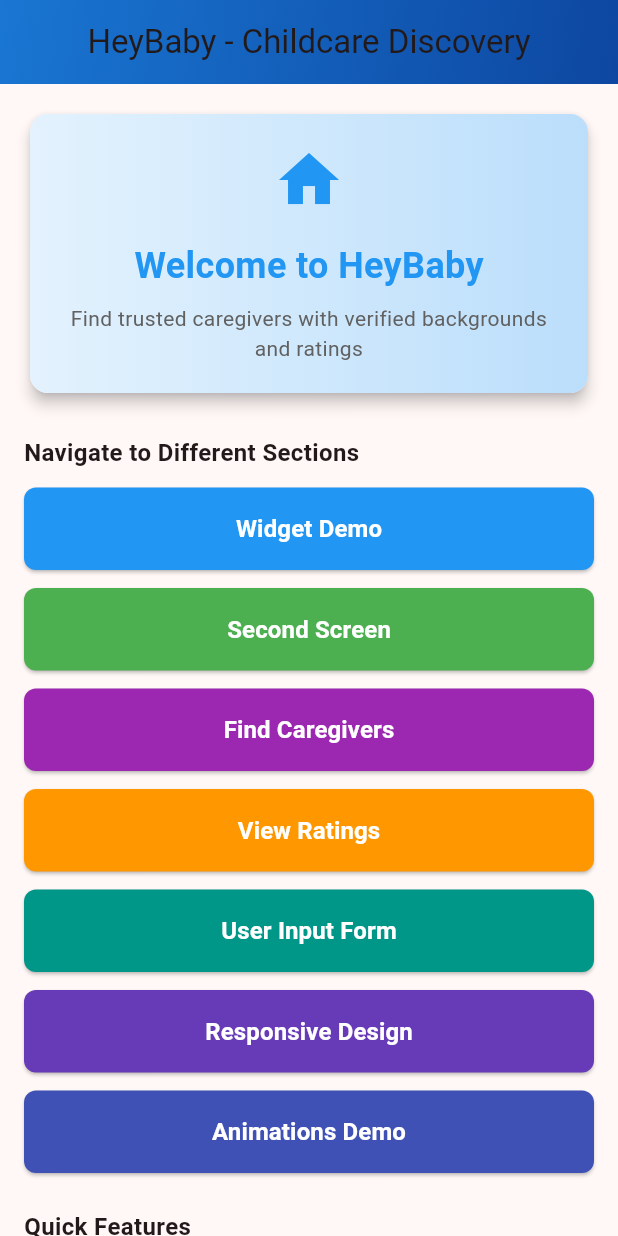
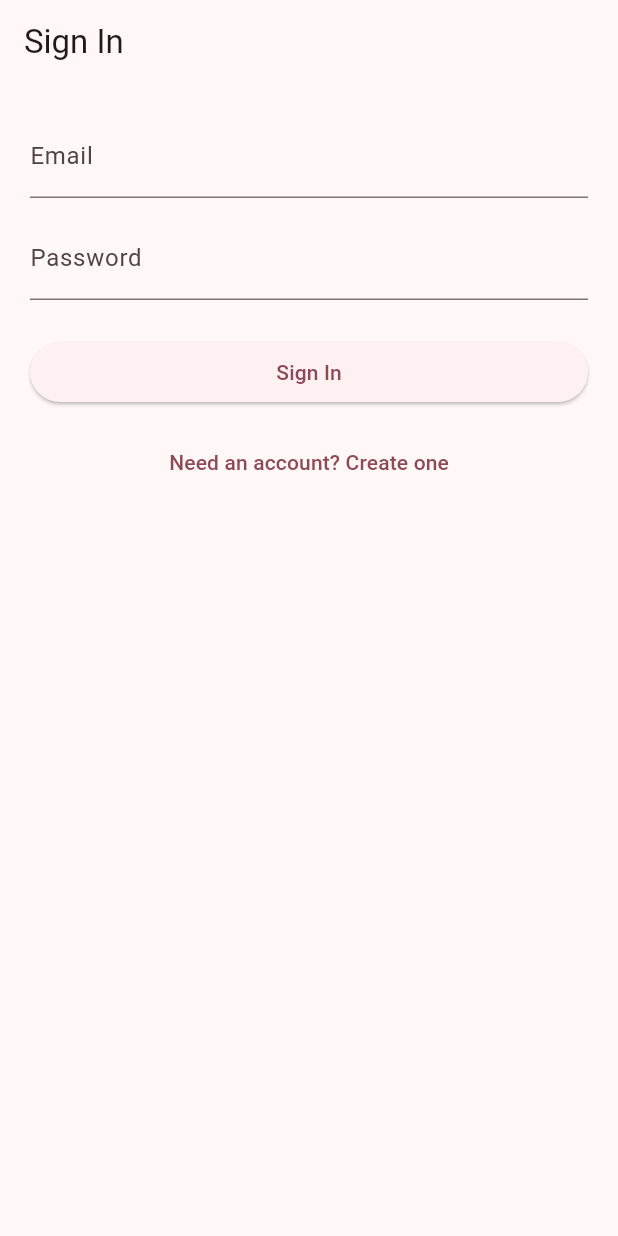
Before and after one commit to kalviumcommunity/S47-0126-S47-slackware-FlutterAndFirebase-Heybaby, a Flutter app: the screen it shows after launch, on a phone screen of 412 x 824 dp. Run offline on Flutter 3.47's test engine with Material 3 defaults, Android fonts, the phone set to English and light mode, and no system bars; our stand-ins replace firebase_auth, firebase_core; accounts and stored records are empty; generated files the repository leaves out were written again.

Commit message:
feat: implemented Firebase Auth

```diff
--- a/heybaby/lib/main.dart
+++ b/heybaby/lib/main.dart
@@ -1,4 +1,6 @@
+import 'package:firebase_core/firebase_core.dart';
 import 'package:flutter/material.dart';
+import 'firebase_options.dart';
 import 'screens/home_screen.dart';
 import 'screens/second_screen.dart';
 import 'screens/stateless_stateful_demo.dart';
@@ -8,8 +10,13 @@ import 'screens/user_input_form.dart';
 import 'screens/scrollable_views.dart';
 import 'screens/responsive_design_screen.dart';
 import 'screens/animations_transitions_demo.dart';
+import 'screens/auth_gate.dart';
 
-void main() {
+Future<void> main() async {
+  WidgetsFlutterBinding.ensureInitialized();
+  await Firebase.initializeApp(
+    options: DefaultFirebaseOptions.currentPlatform,
+  );
   runApp(const HeyBabyApp());
 }
 
@@ -25,8 +32,7 @@ class HeyBabyApp extends StatelessWidget {
         colorScheme: ColorScheme.fromSeed(seedColor: Colors.pink),
         useMaterial3: true,
       ),
-      // Define the initial route (home screen)
-      initialRoute: '/',
+      home: const AuthGate(),
       // Define all named routes for the app
       routes: {
         // Home screen - entry point
--- /dev/null
+++ b/heybaby/lib/screens/auth_gate.dart
@@ -0,0 +1,150 @@
+import 'package:firebase_auth/firebase_auth.dart';
+import 'package:flutter/material.dart';
+
+import 'home_screen.dart';
+
+class AuthGate extends StatelessWidget {
+  const AuthGate({super.key});
+
+  @override
+  Widget build(BuildContext context) {
+    return StreamBuilder<User?>(
+      stream: FirebaseAuth.instance.authStateChanges(),
+      builder: (context, snapshot) {
+        if (snapshot.connectionState == ConnectionState.waiting) {
+          return const Scaffold(
+            body: Center(child: CircularProgressIndicator()),
+          );
+        }
+
+        if (snapshot.hasData) {
+          return const HomeScreen();
+        }
+
+        return const EmailPasswordAuthScreen();
+      },
+    );
+  }
+}
+
+class EmailPasswordAuthScreen extends StatefulWidget {
+  const EmailPasswordAuthScreen({super.key});
+
+  @override
+  State<EmailPasswordAuthScreen> createState() => _EmailPasswordAuthScreenState();
+}
+
+class _EmailPasswordAuthScreenState extends State<EmailPasswordAuthScreen> {
+  final _emailController = TextEditingController();
+  final _passwordController = TextEditingController();
+  bool _isLogin = true;
+  bool _isLoading = false;
+  String? _errorMessage;
+
+  @override
+  void dispose() {
+    _emailController.dispose();
+    _passwordController.dispose();
+    super.dispose();
+  }
+
+  Future<void> _submit() async {
+    setState(() {
+      _isLoading = true;
+      _errorMessage = null;
+    });
+
+    try {
+      if (_isLogin) {
+        await FirebaseAuth.instance.signInWithEmailAndPassword(
+          email: _emailController.text.trim(),
+          password: _passwordController.text.trim(),
+        );
+      } else {
+        await FirebaseAuth.instance.createUserWithEmailAndPassword(
+          email: _emailController.text.trim(),
+          password: _passwordController.text.trim(),
+        );
+      }
+    } on FirebaseAuthException catch (error) {
+      setState(() {
+        _errorMessage = error.message ?? 'Authentication failed.';
+      });
+    } finally {
+      if (mounted) {
+        setState(() {
+          _isLoading = false;
+        });
+      }
+    }
+  }
+
+  @override
+  Widget build(BuildContext context) {
+    return Scaffold(
+      appBar: AppBar(
+        title: Text(_isLogin ? 'Sign In' : 'Create Account'),
+        actions: [
+          if (FirebaseAuth.instance.currentUser != null)
+            IconButton(
+              icon: const Icon(Icons.logout),
+              onPressed: () => FirebaseAuth.instance.signOut(),
+            ),
+        ],
+      ),
+      body: Padding(
+        padding: const EdgeInsets.all(20),
+        child: Column(
+          children: [
+            TextField(
+              controller: _emailController,
+              decoration: const InputDecoration(labelText: 'Email'),
+              keyboardType: TextInputType.emailAddress,
+              autofillHints: const [AutofillHints.email],
+            ),
+            const SizedBox(height: 12),
+            TextField(
+              controller: _passwordController,
+              decoration: const InputDecoration(labelText: 'Password'),
+              obscureText: true,
+              autofillHints: const [AutofillHints.password],
+            ),
+            const SizedBox(height: 12),
+            if (_errorMessage != null)
+              Text(
+                _errorMessage!,
+                style: const TextStyle(color: Colors.red),
+              ),
+            const SizedBox(height: 12),
+            SizedBox(
+              width: double.infinity,
+              child: ElevatedButton(
+                onPressed: _isLoading ? null : _submit,
+                child: _isLoading
+                    ? const SizedBox(
+                        height: 18,
+                        width: 18,
+                        child: CircularProgressIndicator(strokeWidth: 2),
+                      )
+                    : Text(_isLogin ? 'Sign In' : 'Create Account'),
+              ),
+            ),
+            const SizedBox(height: 12),
+            TextButton(
+              onPressed: () {
+                setState(() {
+                  _isLogin = !_isLogin;
+                });
+              },
+              child: Text(
+                _isLogin
+                    ? 'Need an account? Create one'
+                    : 'Have an account? Sign in',
+              ),
+            ),
+          ],
+        ),
+      ),
+    );
+  }
+}
--- a/heybaby/pubspec.yaml
+++ b/heybaby/pubspec.yaml
@@ -10,6 +10,8 @@ dependencies:
   flutter:
     sdk: flutter
   cupertino_icons: ^1.0.2
+  firebase_core: ^3.6.0
+  firebase_auth: ^5.3.0
 
 dev_dependencies:
   flutter_test:
```
Also changed, not shown: 3 other files.
